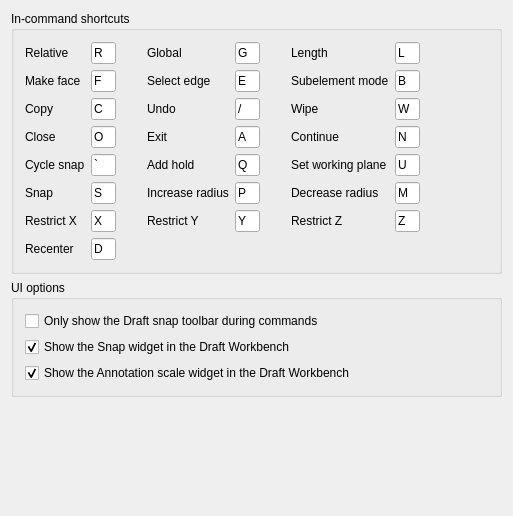
Above: src/Mod/Draft/Resources/ui/preferences-draftinterface.ui from southseact-3d/fcd before the change. Below: the same form after it.
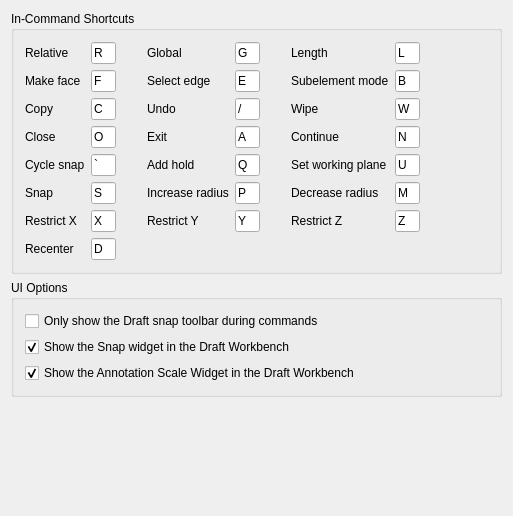
That is the form after the change. Custom widgets are drawn as their Qt base class.

Commit message:
Draft: Update UI strings for consistency (#22331)
* Draft: Update UI strings for consistency

* Apply suggestions from code review

* Apply suggestions from code review

* Apply suggestions from code review

* Apply suggestions from code review

* Apply suggestions from code review

* Apply suggestions from code review

* Apply suggestions from code review

* Apply suggestions from code review

* Apply suggestions from code review

* Apply suggestions from code review

---------

```diff
--- a/src/Mod/Draft/Resources/ui/preferences-draftinterface.ui
+++ b/src/Mod/Draft/Resources/ui/preferences-draftinterface.ui
@@ -17,7 +17,7 @@
    <item>
     <widget class="QGroupBox" name="groupBox_1">
      <property name="title">
-      <string>In-command shortcuts</string>
+      <string>In-Command Shortcuts</string>
      </property>
      <layout class="QGridLayout" name="gridLayout_1">
       <item row="0" column="0">
@@ -778,7 +778,7 @@
    <item>
     <widget class="QGroupBox" name="groupBox_2">
      <property name="title">
-      <string>UI options</string>
+      <string>UI Options</string>
      </property>
      <layout class="QGridLayout" name="gridLayout_2">
       <item row="0" column="0">
@@ -825,7 +825,7 @@
          <string>If checked, the Annotation scale widget is displayed in the Draft status bar</string>
         </property>
         <property name="text">
-         <string>Show the Annotation scale widget in the Draft Workbench</string>
+         <string>Show the Annotation Scale Widget in the Draft Workbench</string>
         </property>
         <property name="checked">
          <bool>true</bool>
```
Left out of the diff: 2 changed lines with no effect on the pictures. The commit also changes 88 other files.
